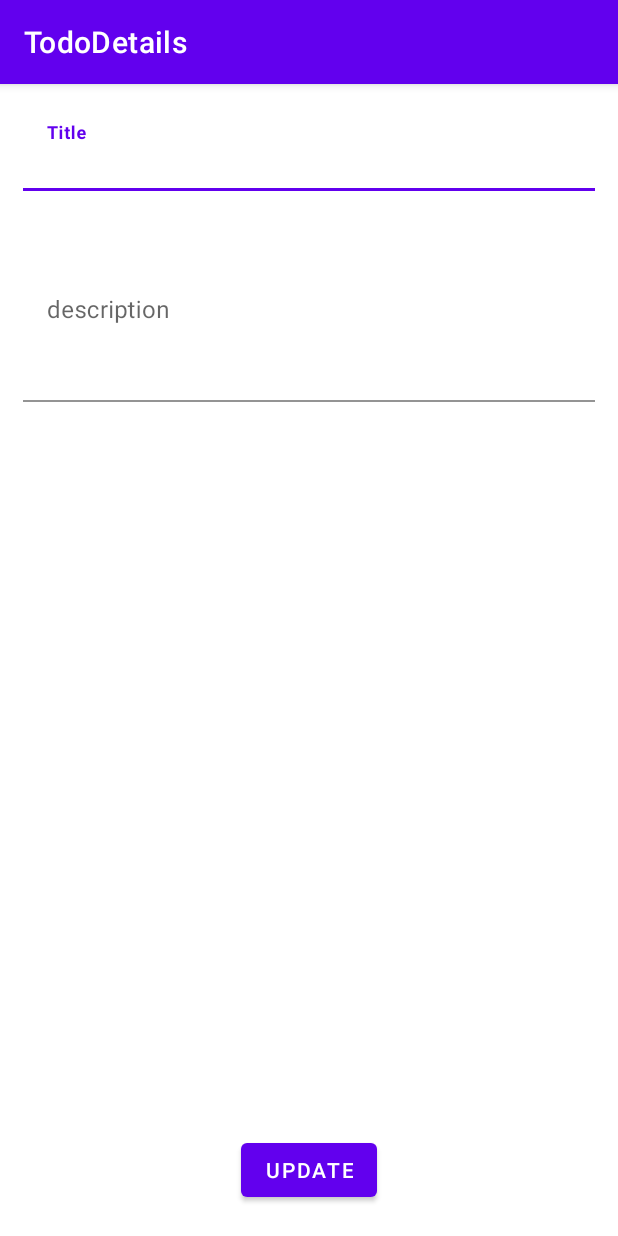
After one commit to AndonovaA/DoITnow, an Android app: the TodoItemDetailsActivity screen opened directly, with no data from a screen before it, on a phone screen of 412 x 824 dp. The commit adds this screen. Run offline under Robolectric (Android 15) with nearby library versions, the phone set to English and light mode, and no system bars; 3 statements that could not run were skipped.

Commit message:
Notifications
On click on the notification will open TodoItemDetailsActivity.
TodoItemDetailsActivity shows the details of the specific todo task and allows the user to change the details.

```diff
--- a/app/src/main/java/com/example/doitnow/GeofenceBroadcastReceiver.java
+++ b/app/src/main/java/com/example/doitnow/GeofenceBroadcastReceiver.java
@@ -48,10 +48,8 @@ public class GeofenceBroadcastReceiver extends BroadcastReceiver {
                     String geofenceID = geofence.getRequestId();
                     TodoItem todoItem = DatabaseInitializer.getTodo(AppDatabase.getAppDatabase(), geofenceID);
                     if (todoItem != null) {
-                        String todoTitle = todoItem.getTitle();
-                        String todoDescription = todoItem.getDescription();
-                        Log.d(TAG, todoTitle);
-                        notificationHelper.sendHighPriorityNotification(todoTitle, todoDescription, com.example.doitnow.MapsActivity.class);
+                        Log.d(TAG, todoItem.getTitle());
+                        notificationHelper.sendHighPriorityNotification(todoItem);
                     }
                 }
                 break;
--- /dev/null
+++ b/app/src/main/java/com/example/doitnow/TodoItemDetailsActivity.java
@@ -0,0 +1,56 @@
+package com.example.doitnow;
+
+import android.os.Bundle;
+import android.view.View;
+
+import androidx.appcompat.app.AppCompatActivity;
+
+import com.example.doitnow.databinding.ActivityTodoItemDetailsBinding;
+import com.example.doitnow.models.TodoItem;
+
+
+public class TodoItemDetailsActivity extends AppCompatActivity {
+
+    private static final String TAG = "TodoItemDetailsActivity";
+
+    private ActivityTodoItemDetailsBinding binding;
+    private String todoTitle = null;
+    private String todoDescription = null;
+    private String todoGeofenceID = null;
+
+    @Override
+    protected void onCreate(Bundle savedInstanceState){
+        super.onCreate(savedInstanceState);
+        binding = ActivityTodoItemDetailsBinding.inflate(getLayoutInflater());
+
+        Bundle notificationExtras = getIntent().getExtras();
+        todoTitle = notificationExtras.getString("TodoTitle");
+        todoDescription = notificationExtras.getString("TodoDescription");
+        todoGeofenceID = notificationExtras.getString("TodoGeofenceId");
+
+        setComponents();
+        setListeners();
+
+        setContentView(binding.getRoot());
+    }
+
+    private void setComponents() {
+        binding.editTitle.setText(todoTitle);
+        binding.editDescription.setText(todoDescription);
+    }
+
+    private void setListeners() {
+        binding.updateItem.setOnClickListener(new View.OnClickListener() {
+            @Override
+            public void onClick(View view) {
+                // TODO: change todo details
+                // take the values for title and description from the view
+                TodoItem todoItem = new TodoItem(todoTitle, todoDescription, todoGeofenceID);
+                // update the record in the database with todoItem
+            }
+        });
+    }
+
+
+    // TODO: on back pressed to go to MainActivity
+}
--- a/app/src/main/res/layout/activity_maps.xml
+++ b/app/src/main/res/layout/activity_maps.xml
@@ -10,7 +10,7 @@
         android:id="@+id/text_input_title"
         android:layout_width="match_parent"
         android:layout_height="wrap_content"
-        android:layout_marginTop="20dp"
+        android:layout_margin="15dp"
         app:layout_constraintTop_toTopOf="parent"
         app:layout_constraintStart_toStartOf="parent"
         app:layout_constraintEnd_toEndOf="parent">
@@ -32,6 +32,7 @@
         android:id="@+id/text_input_description"
         android:layout_width="match_parent"
         android:layout_height="125dp"
+        android:layout_margin="15dp"
         app:layout_constraintStart_toStartOf="parent"
         app:layout_constraintEnd_toEndOf="parent"
         app:layout_constraintTop_toBottomOf="@id/text_input_title">
@@ -54,6 +55,7 @@
         android:name="com.google.android.gms.maps.SupportMapFragment"
         android:layout_width="match_parent"
         android:layout_height="0dp"
+        android:layout_margin="15dp"
         app:layout_constraintStart_toStartOf="parent"
         app:layout_constraintEnd_toEndOf="parent"
         app:layout_constraintTop_toBottomOf="@id/text_input_description"
@@ -63,6 +65,7 @@
         android:id="@+id/text_input_latitude"
         android:layout_width="0dp"
         android:layout_height="60dp"
+        android:layout_margin="15dp"
         app:layout_constraintStart_toStartOf="parent"
         app:layout_constraintEnd_toStartOf="@id/text_input_longitude"
         app:layout_constraintBottom_toTopOf="@id/submit_item">
@@ -80,6 +83,7 @@
         android:id="@+id/text_input_longitude"
         android:layout_width="0dp"
         android:layout_height="60dp"
+        android:layout_margin="15dp"
         app:layout_constraintStart_toEndOf="@id/text_input_latitude"
         app:layout_constraintEnd_toEndOf="parent"
         app:layout_constraintBottom_toTopOf="@id/submit_item">
--- /dev/null
+++ b/app/src/main/res/layout/activity_todo_item_details.xml
@@ -0,0 +1,63 @@
+<?xml version="1.0" encoding="utf-8"?>
+<androidx.constraintlayout.widget.ConstraintLayout
+    xmlns:android="http://schemas.android.com/apk/res/android"
+    xmlns:app="http://schemas.android.com/apk/res-auto"
+    xmlns:tools="http://schemas.android.com/tools"
+    android:layout_width="match_parent"
+    android:layout_height="match_parent"
+    tools:context=".TodoItemDetailsActivity">
+
+    <com.google.android.material.textfield.TextInputLayout
+        android:id="@+id/title"
+        android:layout_width="match_parent"
+        android:layout_height="wrap_content"
+        android:layout_margin="15dp"
+        app:layout_constraintTop_toTopOf="parent"
+        app:layout_constraintStart_toStartOf="parent"
+        app:layout_constraintEnd_toEndOf="parent">
+
+        <com.google.android.material.textfield.TextInputEditText
+            android:id="@+id/edit_title"
+            android:layout_width="match_parent"
+            android:layout_height="wrap_content"
+            android:background="@drawable/border_edit_text"
+            android:hint="@string/title"
+            android:imeOptions="actionNext"
+            android:maxLines="1"
+            android:textStyle="bold"
+            android:inputType="textCapWords" />
+    </com.google.android.material.textfield.TextInputLayout>
+
+
+    <com.google.android.material.textfield.TextInputLayout
+        android:id="@+id/description"
+        android:layout_width="match_parent"
+        android:layout_height="125dp"
+        android:layout_margin="15dp"
+        app:layout_constraintStart_toStartOf="parent"
+        app:layout_constraintEnd_toEndOf="parent"
+        app:layout_constraintTop_toBottomOf="@id/title">
+
+        <com.google.android.material.textfield.TextInputEditText
+            android:id="@+id/edit_description"
+            android:layout_width="match_parent"
+            android:layout_height="match_parent"
+            android:background="@drawable/border_edit_text"
+            android:hint="@string/description"
+            android:scrollHorizontally="false"
+            android:gravity="top"
+            android:textAlignment="gravity"
+            android:inputType="text|textMultiLine"
+            tools:ignore="SpeakableTextPresentCheck" />
+    </com.google.android.material.textfield.TextInputLayout>
+
+    <Button
+        android:id="@+id/update_item"
+        android:layout_width="wrap_content"
+        android:layout_height="wrap_content"
+        android:text="@string/update"
+        android:layout_marginBottom="20dp"
+        app:layout_constraintBottom_toBottomOf="parent"
+        app:layout_constraintEnd_toEndOf="parent"
+        app:layout_constraintStart_toStartOf="parent" />
+</androidx.constraintlayout.widget.ConstraintLayout>
--- a/app/src/main/res/values/strings.xml
+++ b/app/src/main/res/values/strings.xml
@@ -19,4 +19,6 @@
     <string name="latitude">latitude</string>
     <string name="longitude">longitude</string>
     <string name="title_activity_maps">Map</string>
+    <string name="todo_item_details">TodoDetails</string>
+    <string name="update">Update</string>
 </resources>
```
Also changed, not shown: app/src/main/AndroidManifest.xml (+8 -6 lines), app/src/main/java/com/example/doitnow/MainActivity.java (+3 -6 lines), app/src/main/java/com/example/doitnow/MapsActivity.java (+10 -13 lines), app/src/main/java/com/example/doitnow/helpers/NotificationHelper.java (+20 -13 lines), app/src/main/java/com/example/doitnow/helpers/RecyclerItemTouchHelper.java (+10 -18 lines).
